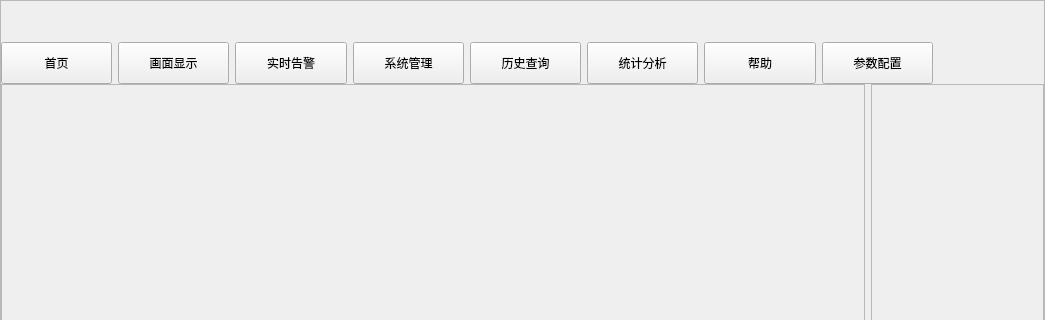
Before: the Qt Designer form widget.ui in YongGuangLi/AlarmDisplay, drawn with Qt 5; both pictures show x 0 to 1045 and y 0 to 320 of the 1045 by 914 pixel window.
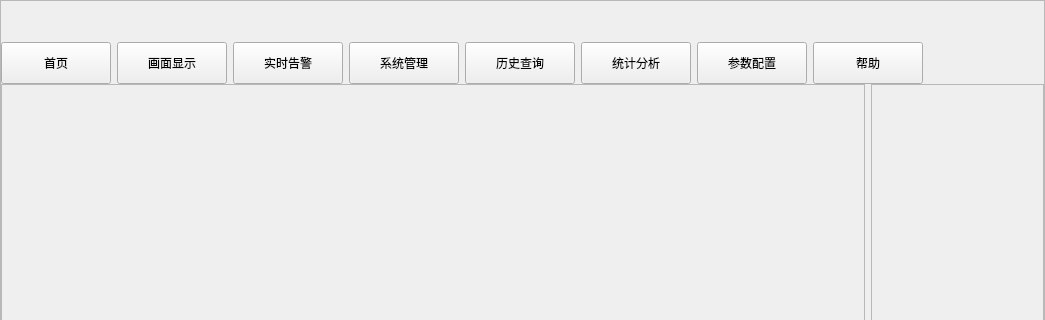
After: the same form once the commit is applied.

Patch:
```diff
--- a/widget.ui
+++ b/widget.ui
@@ -434,7 +434,7 @@
         <property name="styleSheet">
          <string notr="true"/>
         </property>
-        <layout class="QGridLayout" name="gridLayout_2" columnstretch="0,0,0,0,0,0,0,0,0">
+        <layout class="QGridLayout" name="gridLayout_2" columnstretch="1,0,1,1,1,1,1,1,1,5">
          <property name="margin">
           <number>0</number>
          </property>
@@ -555,7 +555,7 @@
            </property>
           </widget>
          </item>
-         <item row="0" column="6">
+         <item row="0" column="7">
           <widget class="QPushButton" name="pushButton_Help">
            <property name="sizePolicy">
             <sizepolicy hsizetype="Expanding" vsizetype="Expanding">
@@ -574,7 +574,7 @@
            </property>
           </widget>
          </item>
-         <item row="0" column="8">
+         <item row="0" column="9">
           <spacer name="horizontalSpacer">
            <property name="orientation">
             <enum>Qt::Horizontal</enum>
@@ -587,7 +587,7 @@
            </property>
           </spacer>
          </item>
-         <item row="0" column="7">
+         <item row="0" column="6">
           <widget class="QPushButton" name="pushButton_ParaConfig">
            <property name="sizePolicy">
             <sizepolicy hsizetype="Expanding" vsizetype="Expanding">
```
Left out of the diff: 27 changed lines with no effect on the pictures.
